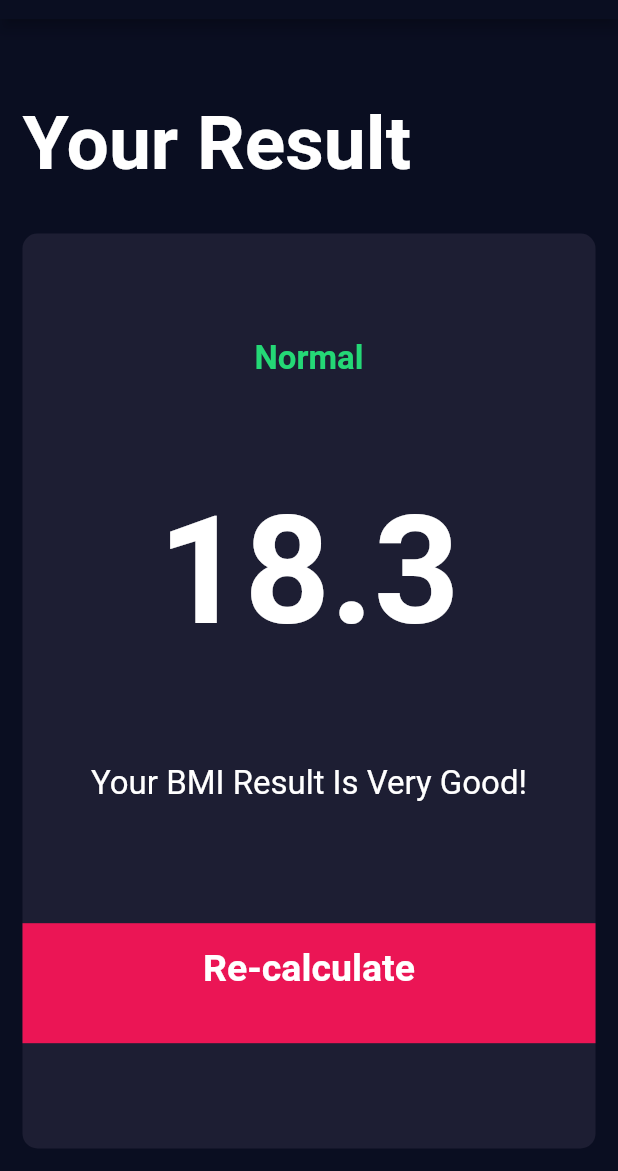
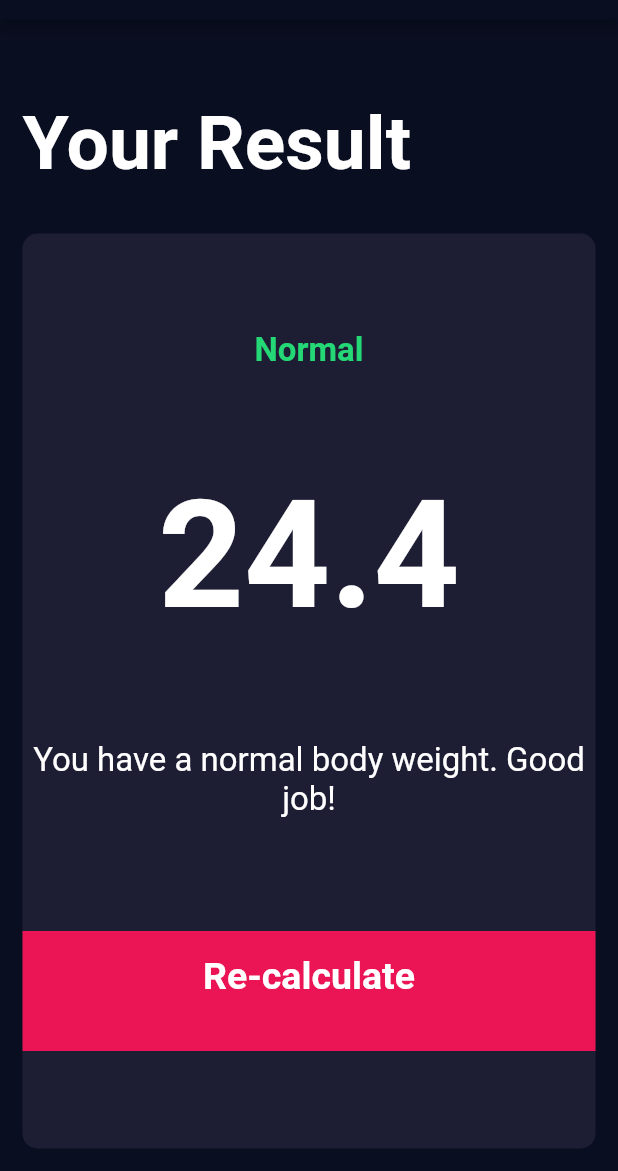
Before and after one commit to boomer30/bmi_calculator_flutter, a Flutter app: the screen it shows after launch, after a tap on "Calculate", on a phone screen of 412 x 824 dp, the part 65-1236 px from its top. Run offline on Flutter 3.47's test engine with Material 2 defaults, Android fonts, the phone set to English and light mode, and no system bars; our stand-ins replace font_awesome_flutter.

Commit message:
Added in BMI calculations

```diff
--- /dev/null
+++ b/lib/calculator_brain.dart
@@ -0,0 +1,33 @@
+import 'dart:math';
+
+class CalculatorBrain {
+  CalculatorBrain({required this.height, required this.weight});
+  final int height;
+  final int weight;
+  double _bmi = 0;
+
+  String calculateBMI() {
+    _bmi = weight / pow(height, 2) * 703;
+    return _bmi.toStringAsFixed(1);
+  }
+
+  String getResult() {
+    if (_bmi >= 25) {
+      return 'Overweight';
+    } else if (_bmi > 18.5) {
+      return 'Normal';
+    } else {
+      return 'Underweight';
+    }
+  }
+
+  String getInterpretation() {
+    if (_bmi >= 25) {
+      return 'You have a higher than normal body weight.  Try to exercise more';
+    } else if (_bmi > 18.5) {
+      return 'You have a normal body weight. Good job!';
+    } else {
+      return 'You have a lower than normal body weight. You can eat a bit more';
+    }
+  }
+}
--- a/lib/components/round_icon_button.dart
+++ b/lib/components/round_icon_button.dart
@@ -1,5 +1,4 @@
 import 'package:flutter/material.dart';
-import '../constants.dart';
 
 class RoundIconButton extends StatelessWidget {
   RoundIconButton({required this.icon, required this.onPressed});
--- a/lib/screens/input_page.dart
+++ b/lib/screens/input_page.dart
@@ -1,3 +1,4 @@
+import 'package:bmi_calculator_flutter/calculator_brain.dart';
 import 'package:flutter/cupertino.dart';
 import 'package:flutter/material.dart';
 import 'package:font_awesome_flutter/font_awesome_flutter.dart';
@@ -226,7 +227,13 @@ class _InputPageState extends State<InputPage> {
           BottomButton(
             buttonTitle: 'Calculate',
             onTap: () {
-              Navigator.pushNamed(context, '/Results');
+              CalculatorBrain calc =
+                  CalculatorBrain(height: height, weight: weight);
+              Navigator.pushNamed(context, '/Results', arguments: [
+                calc.calculateBMI(),
+                calc.getResult(),
+                calc.getInterpretation()
+              ]);
             },
           ),
         ],
--- a/lib/screens/results_page.dart
+++ b/lib/screens/results_page.dart
@@ -4,8 +4,16 @@ import '../components/reusable_card.dart';
 import '../components/bottom_button.dart';
 
 class ResultsPage extends StatelessWidget {
+  // final String bmiResult;
+  // final String resultText;
+  // final String interpretation;
+  // ResultsPage(
+  //     {required this.bmiResult,
+  //     required this.resultText,
+  //     required this.interpretation});
   @override
   Widget build(BuildContext context) {
+    final _args = ModalRoute.of(context)!.settings.arguments as List;
     return Scaffold(
       appBar: AppBar(title: Text('BMI Calculator')),
       body: Column(
@@ -32,15 +40,15 @@ class ResultsPage extends StatelessWidget {
                 crossAxisAlignment: CrossAxisAlignment.center,
                 children: [
                   Text(
-                    'Normal',
+                    _args[1],
                     style: kResultTextStyle,
                   ),
                   Text(
-                    '18.3',
+                    _args[0],
                     style: kBMITextStyle,
                   ),
                   Text(
-                    'Your BMI Result Is Very Good!',
+                    _args[2],
                     style: kBodyTextStyle,
                     textAlign: TextAlign.center,
                   ),
```
